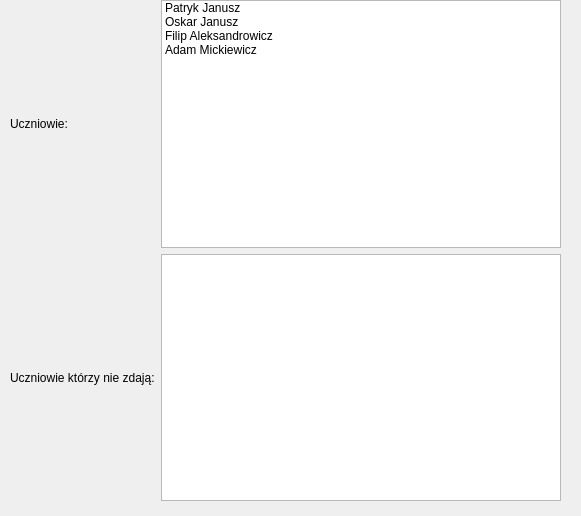
This is layout.ui in Jakub3Tp/Uczniowie as Qt 5 draws it before an edit. The edited form follows.
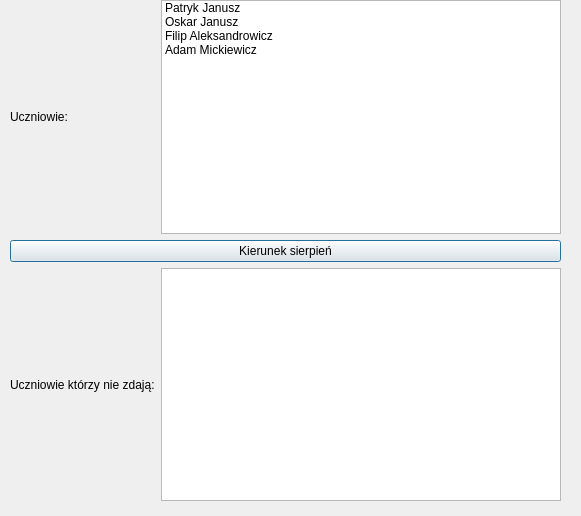
This is the edited form.

Diff of the .ui file:
```diff
--- a/layout.ui
+++ b/layout.ui
@@ -54,15 +54,22 @@
       </item>
      </widget>
     </item>
-    <item row="1" column="0">
+    <item row="2" column="0">
      <widget class="QLabel" name="label_2">
       <property name="text">
        <string>Uczniowie którzy nie zdają:</string>
       </property>
      </widget>
     </item>
-    <item row="1" column="1">
-     <widget class="QListWidget" name="listWidget_2"/>
+    <item row="2" column="1">
+     <widget class="QListWidget" name="failStudents"/>
+    </item>
+    <item row="1" column="0" colspan="2">
+     <widget class="QPushButton" name="august">
+      <property name="text">
+       <string>Kierunek sierpień</string>
+      </property>
+     </widget>
     </item>
    </layout>
   </widget>
```
Left out of the diff: 2 changed lines with no effect on the pictures.
